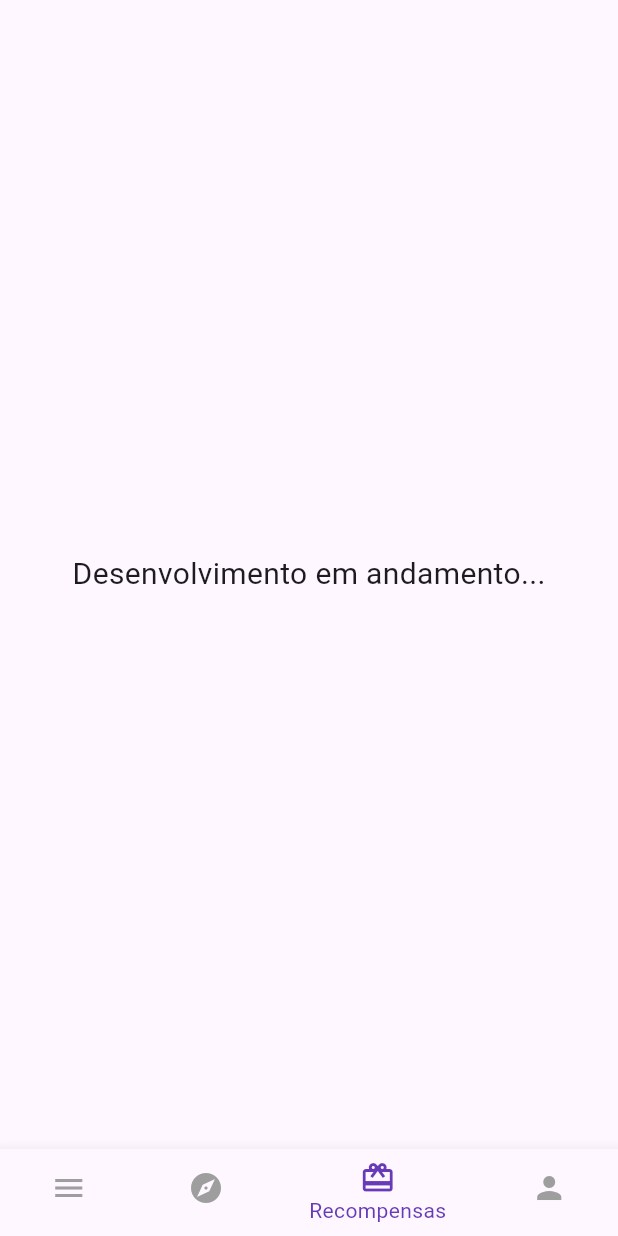
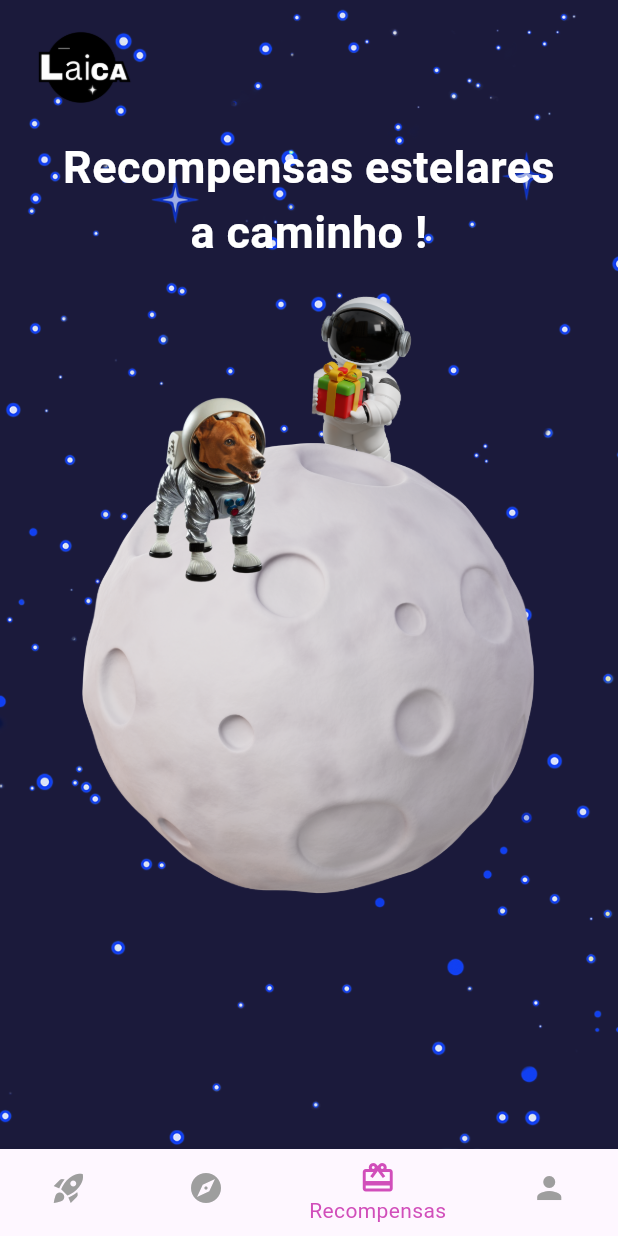
Before and after one commit to vickdurazzo/laica_app, a Flutter app: the RewardsScreen screen opened by its route, on a phone screen of 412 x 824 dp. Run offline on Flutter 3.47's test engine with Material 3 defaults, Android fonts, the light colour scheme and no system bars.

Commit message:
feat: create rewards screen

```diff
--- a/lib/screens/rewards.dart
+++ b/lib/screens/rewards.dart
@@ -1,5 +1,7 @@
 import 'package:flutter/material.dart';
+import '../widgets/card_widget.dart';
 import '../widgets/bottom_nav.dart';
+import '../widgets/image_widget.dart'; // Importa o componente de imagem
 
 class RewardsScreen extends StatelessWidget {
   const RewardsScreen({super.key});
@@ -7,12 +9,53 @@ class RewardsScreen extends StatelessWidget {
   @override
   Widget build(BuildContext context) {
     return Scaffold(
-      //appBar: AppBar(title: const Text('Em Desenvolvimento')),
-      body: const Center(
-        child: Text(
-          'Desenvolvimento em andamento...',
-          style: TextStyle(fontSize: 20),
-        ),
+      backgroundColor: const Color(0xFF1B1A3B),
+      body: Stack(
+        fit: StackFit.expand,
+        children: <Widget>[
+          Image.asset(
+            'assets/background.png',
+            fit: BoxFit.cover,
+          ),
+          SafeArea(
+            child: Padding(
+              padding: const EdgeInsets.all(20.0),
+              child: Column(
+                crossAxisAlignment: CrossAxisAlignment.stretch,
+                children: <Widget>[
+                  Align(
+                    alignment: Alignment.topLeft,
+                    child: Image.asset('assets/logo.png', height: 50),
+                  ),
+                  const SizedBox(height: 20),
+                  Padding(
+                    padding: const EdgeInsets.symmetric(horizontal: 20),
+                    child: const Text(
+                      'Recompensas estelares a caminho !',
+                      textAlign: TextAlign.center,
+                      style: TextStyle(
+                        color: Colors.white,
+                        fontSize: 30,
+                        fontWeight: FontWeight.bold,
+                      ),
+                    ),
+                  ),
+                  const SizedBox(height: 20),
+                  Center(
+                    child: Image.asset(
+                      "assets/recompensas.png",
+                      width: 400,
+                      height: 400,
+                    ),
+                  ),
+                  const SizedBox(height: 20),
+
+
+                ],
+              ),
+            ),
+          ),
+        ],
       ),
       bottomNavigationBar: const BottomNavBar(currentIndex: 2),
     );
--- a/lib/widgets/bottom_nav.dart
+++ b/lib/widgets/bottom_nav.dart
@@ -27,10 +27,10 @@ class BottomNavBar extends StatelessWidget {
     return BottomNavigationBar(
       currentIndex: currentIndex,
       onTap: (index) => _onTap(context, index),
-      selectedItemColor: Colors.deepPurple,
+      selectedItemColor: const Color(0xFFD14EBA),
       unselectedItemColor: Colors.grey,
       items: const [
-        BottomNavigationBarItem(icon: Icon(Icons.menu), label: 'Menu'),
+        BottomNavigationBarItem(icon: Icon(Icons.rocket_launch), label: 'Menu'),
         BottomNavigationBarItem(icon: Icon(Icons.explore), label: 'Explorar'),
         BottomNavigationBarItem(icon: Icon(Icons.card_giftcard), label: 'Recompensas'),
         BottomNavigationBarItem(icon: Icon(Icons.person), label: 'Perfil'),
```
Also changed, not shown: assets/recompensas.png (added).
